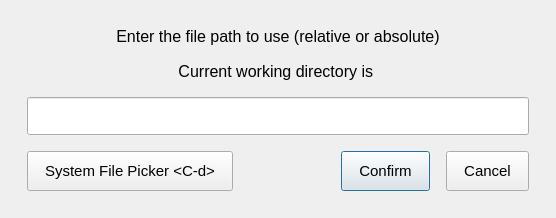
First picture: the form in qvsed/qvsed_dialog.ui, repository That1M8Head/QVSED, before the edit.
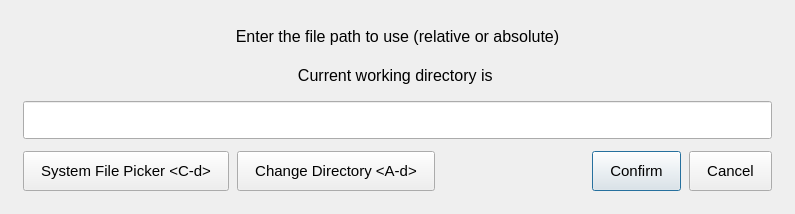
Second picture: the form after the edit.

What changed in the file:
```diff
--- a/qvsed/qvsed_dialog.ui
+++ b/qvsed/qvsed_dialog.ui
@@ -6,30 +6,36 @@
    <rect>
     <x>0</x>
     <y>0</y>
-    <width>556</width>
-    <height>216</height>
+    <width>795</width>
+    <height>214</height>
    </rect>
   </property>
   <property name="windowTitle">
    <string>Dialog</string>
   </property>
+  <property name="sizeGripEnabled">
+   <bool>false</bool>
+  </property>
+  <property name="modal">
+   <bool>false</bool>
+  </property>
   <layout class="QVBoxLayout" name="verticalLayout_2">
    <item>
     <layout class="QVBoxLayout" name="verticalLayout">
      <property name="spacing">
-      <number>16</number>
+      <number>12</number>
      </property>
      <property name="leftMargin">
-      <number>16</number>
+      <number>12</number>
      </property>
      <property name="topMargin">
-      <number>16</number>
+      <number>12</number>
      </property>
      <property name="rightMargin">
-      <number>16</number>
+      <number>12</number>
      </property>
      <property name="bottomMargin">
-      <number>16</number>
+      <number>12</number>
      </property>
      <item>
       <widget class="QLabel" name="mainLabel">
@@ -75,6 +81,9 @@
      </item>
      <item>
       <layout class="QHBoxLayout" name="horizontalLayout">
+       <property name="spacing">
+        <number>8</number>
+       </property>
        <item>
         <widget class="QPushButton" name="openSystemDialogButton">
          <property name="font">
@@ -93,6 +102,27 @@
          </property>
         </widget>
        </item>
+       <item>
+        <widget class="QPushButton" name="chdirButton">
+         <property name="font">
+          <font>
+           <pointsize>11</pointsize>
+          </font>
+         </property>
+         <property name="styleSheet">
+          <string notr="true">padding: 10px 17px</string>
+         </property>
+         <property name="text">
+          <string>Change Directory &lt;A-d&gt;</string>
+         </property>
+         <property name="autoDefault">
+          <bool>false</bool>
+         </property>
+         <property name="flat">
+          <bool>false</bool>
+         </property>
+        </widget>
+       </item>
        <item>
         <spacer name="horizontalSpacer">
          <property name="orientation">
@@ -100,7 +130,7 @@
          </property>
          <property name="sizeHint" stdset="0">
           <size>
-           <width>40</width>
+           <width>80</width>
            <height>20</height>
           </size>
          </property>
```
